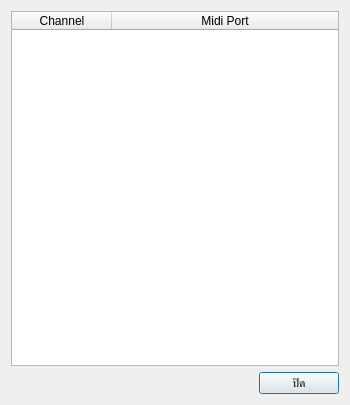
Old version of the form Dialogs/MapChannelDialog.ui in the repository pie62/HandyKaraoke.
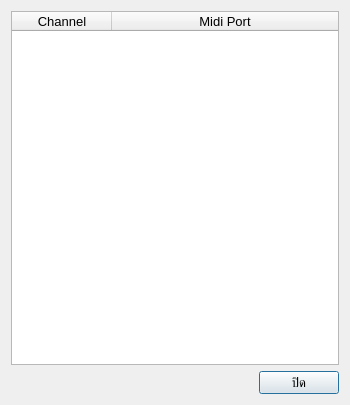
New version of the form.

What changed in the file:
```diff
--- a/Dialogs/MapChannelDialog.ui
+++ b/Dialogs/MapChannelDialog.ui
@@ -16,6 +16,11 @@
     <height>405</height>
    </size>
   </property>
+  <property name="font">
+   <font>
+    <pointsize>10</pointsize>
+   </font>
+  </property>
   <property name="windowTitle">
    <string>แยกช่องสัญญาณ</string>
   </property>
```
